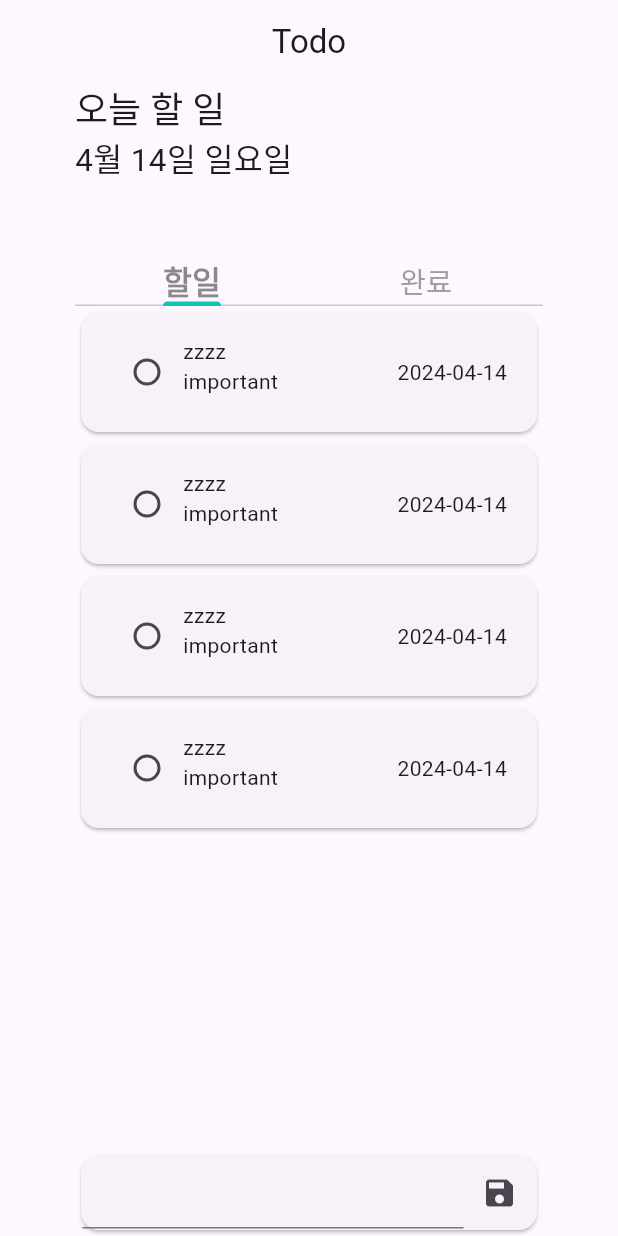
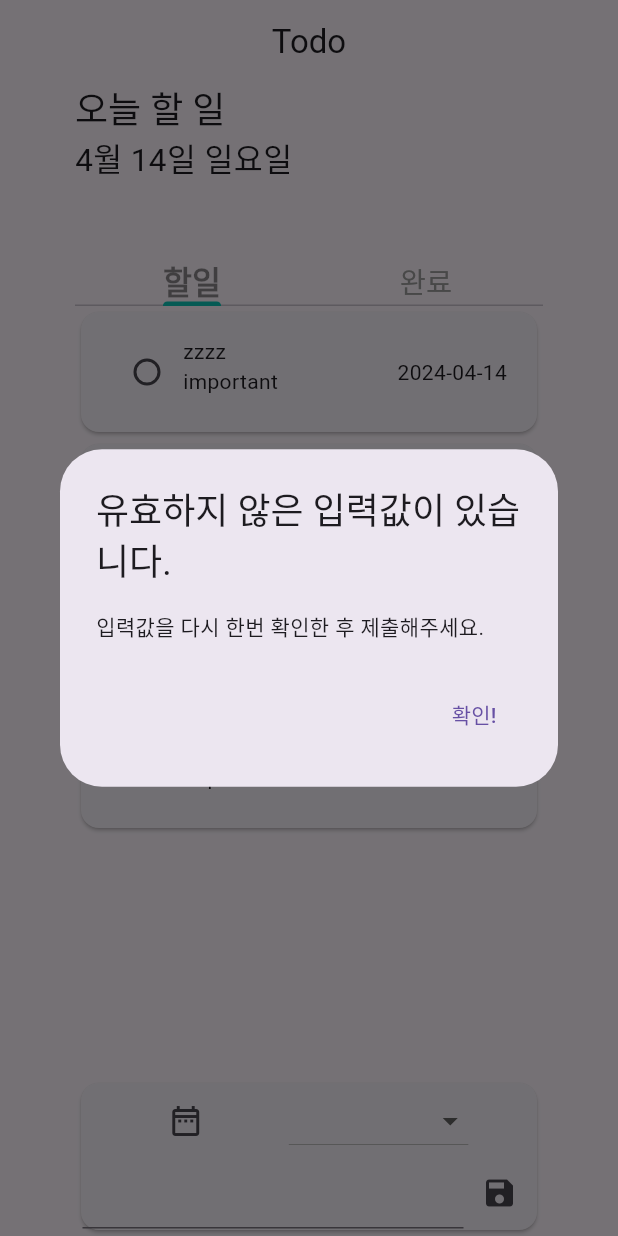
Before and after one commit to beetrbgus/sinchone-flutter, a Flutter app: the screen it shows after launch, after a tap on the "save" icon, on a phone screen of 412 x 824 dp. Run offline on Flutter 3.47's test engine with Material 3 defaults, Android fonts, the phone set to English and light mode, and no system bars.

Commit message:
feat - 저장버튼 클릭시 항목 추가

```diff
--- a/todo/lib/todoMain.dart
+++ b/todo/lib/todoMain.dart
@@ -14,8 +14,7 @@ class TodoMain extends StatefulWidget {
 }
 
 class _TodoState extends State<TodoMain> with SingleTickerProviderStateMixin {
-  final _taskController = TextEditingController();
-  List<Todo> todos = [
+  final List<Todo> _todos = [
     Todo(
       content: "zzzz",
       deadline: DateTime.now(),
@@ -44,7 +43,10 @@ class _TodoState extends State<TodoMain> with SingleTickerProviderStateMixin {
     return "${now.month}월 ${now.day}일 ${weekDay.displayName}";
   }
 
+  late DateTime _selectDueDate;
   late TabController _tabController;
+  Category? _selectedCategory;
+  final _taskController = TextEditingController();
 
   @override
   void initState() {
@@ -59,6 +61,44 @@ class _TodoState extends State<TodoMain> with SingleTickerProviderStateMixin {
   void dispose() {
     _tabController.dispose();
     super.dispose();
+  }
+
+  void _addTodo(Todo todo) {
+    setState(() {
+      _todos.add(todo);
+    });
+  }
+
+  // 저장 버튼 클릭시 일어나는 함수
+  void _submitTodoData() {
+    final inputTask = _taskController.text;
+
+    if (inputTask.trim().isEmpty || _selectedCategory == null) {
+      // 에러 메시지
+      showDialog(
+        context: context,
+        builder: (context) => AlertDialog(
+          title: const Text("유효하지 않은 입력값이 있습니다."),
+          content: const Text('입력값을 다시 한번 확인한 후 제출해주세요.'),
+          actions: [
+            TextButton(
+              onPressed: () {
+                Navigator.pop(context);
+              },
+              child: const Text("확인!"),
+            )
+          ],
+        ),
+      );
+    }
+
+    _addTodo(
+      Todo(
+        content: inputTask,
+        deadline: _selectDueDate,
+        category: _selectedCategory!,
+      ),
+    );
   }
 
   @override
@@ -113,7 +153,7 @@ class _TodoState extends State<TodoMain> with SingleTickerProviderStateMixin {
                 child: TabBarView(
                   controller: _tabController,
                   children: [
-                    TodoList(todos: todos),
+                    TodoList(todos: _todos),
                     Container(
                       color: Colors.blue[200],
                     ),
@@ -123,7 +163,53 @@ class _TodoState extends State<TodoMain> with SingleTickerProviderStateMixin {
               Card(
                 child: Padding(
                   padding: const EdgeInsets.all(1.0),
+                  child: Column(
+                    children: [
+                      Row(
+                        mainAxisAlignment: MainAxisAlignment.spaceEvenly,
+                        children: [
+                          IconButton(
+                            onPressed: () {
+                              showDatePicker(
+                                context: context,
+                                initialDate: DateTime.now(),
+                                firstDate: DateTime(2024),
+                                lastDate: DateTime(2025),
+                              ).then((selectDate) {
+                                setState(() {
+                                  _selectDueDate = selectDate!;
+                                });
+                              });
+                            },
+                            icon: const Icon(
+                              Icons.date_range_outlined,
+                            ),
+                          ),
+                          DropdownButton(
+                            value:
+                                _selectedCategory, // 선택된 값이 보여짐. items 안에서 선택하는 것
+                            items: Category.values
+                                .map(
+                                  (category) => DropdownMenuItem(
+                                    value: category,
                                     child: Row(
+                                      children: [
+                                        Icon(categoryIconse[category]),
+                                        Text(category.name),
+                                      ],
+                                    ),
+                                  ),
+                                )
+                                .toList(),
+                            onChanged: (value) {
+                              setState(() {
+                                _selectedCategory = value;
+                              });
+                            },
+                          ),
+                        ],
+                      ),
+                      Row(
                         mainAxisAlignment: MainAxisAlignment.spaceEvenly,
                         children: [
                           Expanded(
@@ -132,9 +218,11 @@ class _TodoState extends State<TodoMain> with SingleTickerProviderStateMixin {
                             ),
                           ),
                           IconButton(
-                        onPressed: () {},
+                            onPressed: _submitTodoData,
                             icon: const Icon(Icons.save),
                           )
+                        ],
+                      ),
                     ],
                   ),
                 ),
```
Lines whose indentation alone changed are shown as unchanged.
